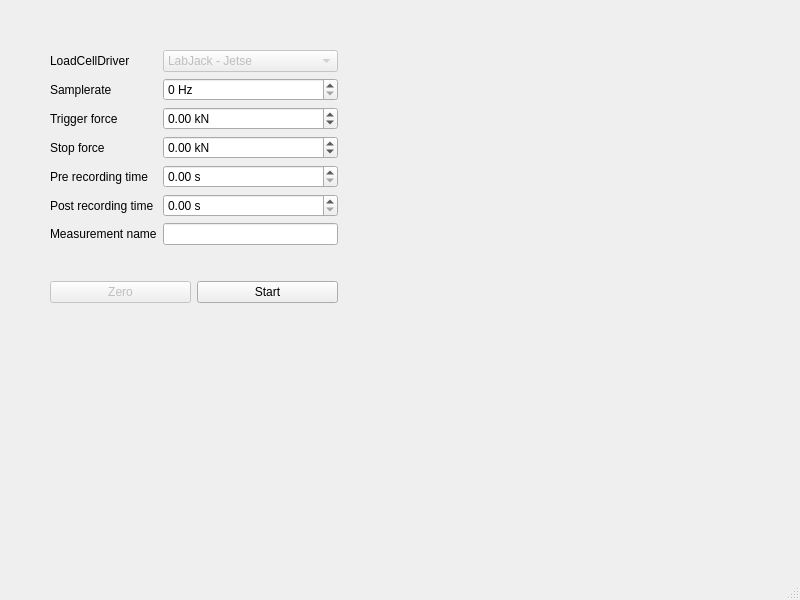
First picture: the form in src/mainwindow.ui, repository HowNotToHighline/QtLoadCellDriver, before the edit.
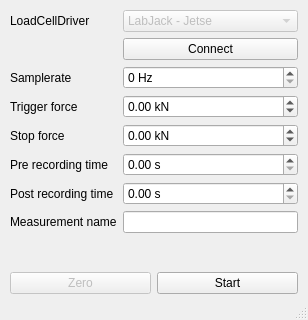
Second picture: the form after the edit.

Commit message: Made QT window smaller

```diff
--- a/src/mainwindow.ui
+++ b/src/mainwindow.ui
@@ -6,8 +6,8 @@
    <rect>
     <x>0</x>
     <y>0</y>
-    <width>800</width>
-    <height>600</height>
+    <width>308</width>
+    <height>320</height>
    </rect>
   </property>
   <property name="windowTitle">
@@ -17,10 +17,10 @@
    <widget class="QWidget" name="layoutWidget">
     <property name="geometry">
      <rect>
-      <x>50</x>
-      <y>50</y>
+      <x>10</x>
+      <y>10</y>
       <width>288</width>
-      <height>253</height>
+      <height>284</height>
      </rect>
     </property>
     <layout class="QVBoxLayout" name="verticalLayout">
@@ -50,14 +50,14 @@
          </item>
         </widget>
        </item>
-       <item row="1" column="0">
+       <item row="2" column="0">
         <widget class="QLabel" name="label_2">
          <property name="text">
           <string>Samplerate</string>
          </property>
         </widget>
        </item>
-       <item row="1" column="1">
+       <item row="2" column="1">
         <widget class="QSpinBox" name="sampleRate">
          <property name="suffix">
           <string> Hz</string>
@@ -67,14 +67,14 @@
          </property>
         </widget>
        </item>
-       <item row="2" column="0">
+       <item row="3" column="0">
         <widget class="QLabel" name="label_3">
          <property name="text">
           <string>Trigger force</string>
          </property>
         </widget>
        </item>
-       <item row="2" column="1">
+       <item row="3" column="1">
         <widget class="QDoubleSpinBox" name="triggerForce">
          <property name="suffix">
           <string> kN</string>
@@ -87,14 +87,14 @@
          </property>
         </widget>
        </item>
-       <item row="3" column="0">
+       <item row="4" column="0">
         <widget class="QLabel" name="label_4">
          <property name="text">
           <string>Stop force</string>
          </property>
         </widget>
        </item>
-       <item row="3" column="1">
+       <item row="4" column="1">
         <widget class="QDoubleSpinBox" name="stopForce">
          <property name="suffix">
           <string> kN</string>
@@ -107,44 +107,51 @@
          </property>
         </widget>
        </item>
-       <item row="4" column="0">
+       <item row="5" column="0">
         <widget class="QLabel" name="label_5">
          <property name="text">
           <string>Pre recording time</string>
          </property>
         </widget>
        </item>
-       <item row="4" column="1">
+       <item row="5" column="1">
         <widget class="QDoubleSpinBox" name="preRecordingTime">
          <property name="suffix">
           <string> s</string>
          </property>
         </widget>
        </item>
-       <item row="5" column="0">
+       <item row="6" column="0">
         <widget class="QLabel" name="label_6">
          <property name="text">
           <string>Post recording time</string>
          </property>
         </widget>
        </item>
-       <item row="5" column="1">
+       <item row="6" column="1">
         <widget class="QDoubleSpinBox" name="postRecordingTime">
          <property name="suffix">
           <string> s</string>
          </property>
         </widget>
        </item>
-       <item row="6" column="0">
+       <item row="7" column="0">
         <widget class="QLabel" name="label_7">
          <property name="text">
           <string>Measurement name</string>
          </property>
         </widget>
        </item>
-       <item row="6" column="1">
+       <item row="7" column="1">
         <widget class="QLineEdit" name="measurementName"/>
        </item>
+       <item row="1" column="1">
+        <widget class="QPushButton" name="connectButton">
+         <property name="text">
+          <string>Connect</string>
+         </property>
+        </widget>
+       </item>
       </layout>
      </item>
      <item>
```
Left out of the diff: 4 changed lines with no effect on the pictures.
